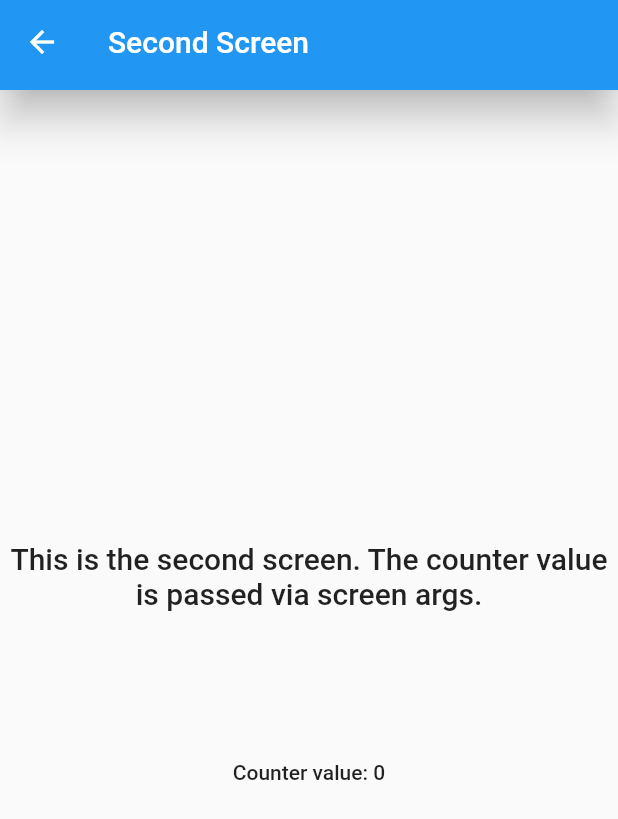
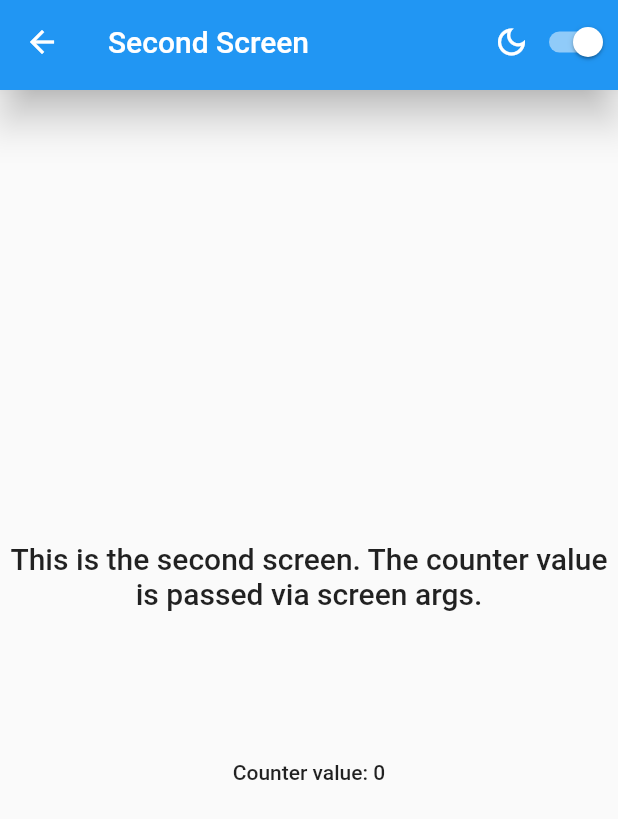
Before and after one commit to baranacikgoz/BloC_repository_pattern_template, a Flutter app: the screen it shows after launch, after a tap on the "remove" icon, after a tap on the "add" icon, after a tap on "Go to second screen", on a phone screen of 412 x 824 dp. Shown: the top 819 px of the screen. Run offline on Flutter 3.47's test engine with Material 2 defaults, Android fonts, the phone set to English and light mode, and no system bars; our stand-ins replace bloc, connectivity_plus, flutter_bloc, hydrated_bloc.

Commit message:
changed appBar a little

```diff
--- a/lib/presentation/independent_widgets/custom_app_bar.dart
+++ /dev/null
@@ -1,20 +0,0 @@
-import 'package:flutter/material.dart';
-
-class CustomAppBar extends StatelessWidget implements PreferredSizeWidget {
-  final String title;
-  final List<Widget> actions;
-
-  const CustomAppBar({
-    Key? key,
-    required this.title,
-    required this.actions,
-  }) : super(key: key);
-
-  @override
-  Widget build(BuildContext context) {
-    return AppBar(title: Text(title), elevation: 11, actions: actions);
-  }
-
-  @override
-  Size get preferredSize => const Size.fromHeight(60);
-}
--- /dev/null
+++ b/lib/presentation/independent_widgets/general_app_bar.dart
@@ -0,0 +1,44 @@
+import 'package:flutter/material.dart';
+import 'package:flutter_bloc/flutter_bloc.dart';
+
+import 'package:flutter_project_template/core/constants/strings.dart';
+
+import '../../core/constants/icons.dart';
+import '../../core/themes/app_theme.dart';
+import '../../logic/switch_theme/cubit/switch_theme_cubit.dart';
+
+class GeneralAppBar extends StatelessWidget implements PreferredSizeWidget {
+  final String title;
+
+  const GeneralAppBar({
+    Key? key,
+    required this.title,
+  }) : super(key: key);
+
+  @override
+  Widget build(BuildContext context) {
+    return AppBar(
+      title: Text(title),
+      actions: _buildAppBarActions(context),
+      elevation: 11,
+    );
+  }
+
+  @override
+  Size get preferredSize => const Size.fromHeight(60);
+}
+
+List<Widget> _buildAppBarActions(BuildContext context) {
+  return [
+    context.read<SwitchThemeCubit>().state == AppTheme.lightTheme
+        ? AppIcons.darkMode
+        : AppIcons.lightMode,
+    Switch(
+        activeColor: Colors.white,
+        value:
+            context.read<SwitchThemeCubit>().state == AppTheme.lightTheme ? true : false,
+        onChanged: (value) {
+          context.read<SwitchThemeCubit>().switchTheme();
+        })
+  ];
+}
--- a/lib/presentation/screens/home_screen/home_screen.dart
+++ b/lib/presentation/screens/home_screen/home_screen.dart
@@ -1,26 +1,22 @@
 import 'package:flutter/material.dart';
 import 'package:flutter_bloc/flutter_bloc.dart';
 import 'package:flutter_project_template/presentation/independent_widgets/custom_snackbar.dart';
+import 'package:flutter_project_template/presentation/independent_widgets/general_app_bar.dart';
 import 'package:flutter_project_template/presentation/router/app_router.dart';
 import 'package:flutter_project_template/presentation/router/screen_args.dart';
 import 'package:has_wifi_rtt/has_wifi_rtt.dart';
 
 import '../../../core/constants/icons.dart';
 import '../../../core/constants/strings.dart';
-import '../../../core/themes/app_theme.dart';
+
 import '../../../logic/counter/cubit/counter_cubit.dart';
 import '../../../logic/internet_connectivity/cubit/internet_connectivity_cubit.dart';
-import '../../../logic/switch_theme/cubit/switch_theme_cubit.dart';
-import '../../independent_widgets/custom_app_bar.dart';
 
 class HomeScreen extends StatelessWidget {
   @override
   Widget build(BuildContext context) {
     return Scaffold(
-        appBar: CustomAppBar(
-          title: Strings.homeScreenTitle,
-          actions: _buildAppBarActions(context),
-        ),
+        appBar: const GeneralAppBar(title: Strings.homeScreenTitle),
         body: _buildBody(context));
   }
 }
@@ -130,8 +126,7 @@ Column _buildBody(BuildContext context) {
           onPressed: () => AppRouter.pushWithArgument(
               context: context,
               pageName: AppRouter.secondScreen,
-              args: SecondScreenArgs(
-                  counterValue: context.read<CounterCubit>().state)),
+              args: SecondScreenArgs(counterValue: context.read<CounterCubit>().state)),
           child: const Text(
             Strings.goToSecondScreenText,
             textAlign: TextAlign.center,
@@ -146,19 +141,3 @@ Column _buildBody(BuildContext context) {
     ],
   );
 }
-
-List<Widget> _buildAppBarActions(BuildContext context) {
-  return [
-    context.read<SwitchThemeCubit>().state == AppTheme.lightTheme
-        ? AppIcons.darkMode
-        : AppIcons.lightMode,
-    Switch(
-        activeColor: Colors.white,
-        value: context.read<SwitchThemeCubit>().state == AppTheme.lightTheme
-            ? true
-            : false,
-        onChanged: (value) {
-          context.read<SwitchThemeCubit>().switchTheme();
-        })
-  ];
-}
--- a/lib/presentation/screens/second_screen/second_screen.dart
+++ b/lib/presentation/screens/second_screen/second_screen.dart
@@ -1,6 +1,6 @@
 import 'package:flutter/material.dart';
 import 'package:flutter_project_template/core/constants/strings.dart';
-import 'package:flutter_project_template/presentation/independent_widgets/custom_app_bar.dart';
+import 'package:flutter_project_template/presentation/independent_widgets/general_app_bar.dart';
 
 import 'package:flutter_project_template/presentation/router/screen_args.dart';
 
@@ -15,7 +15,7 @@ class SecondScreen extends StatelessWidget {
   @override
   Widget build(BuildContext context) {
     return Scaffold(
-      appBar: const CustomAppBar(title: Strings.secondScreenTitle, actions: []),
+      appBar: const GeneralAppBar(title: Strings.secondScreenTitle),
       body: _buildBody(context, args.counterValue),
     );
   }
```
